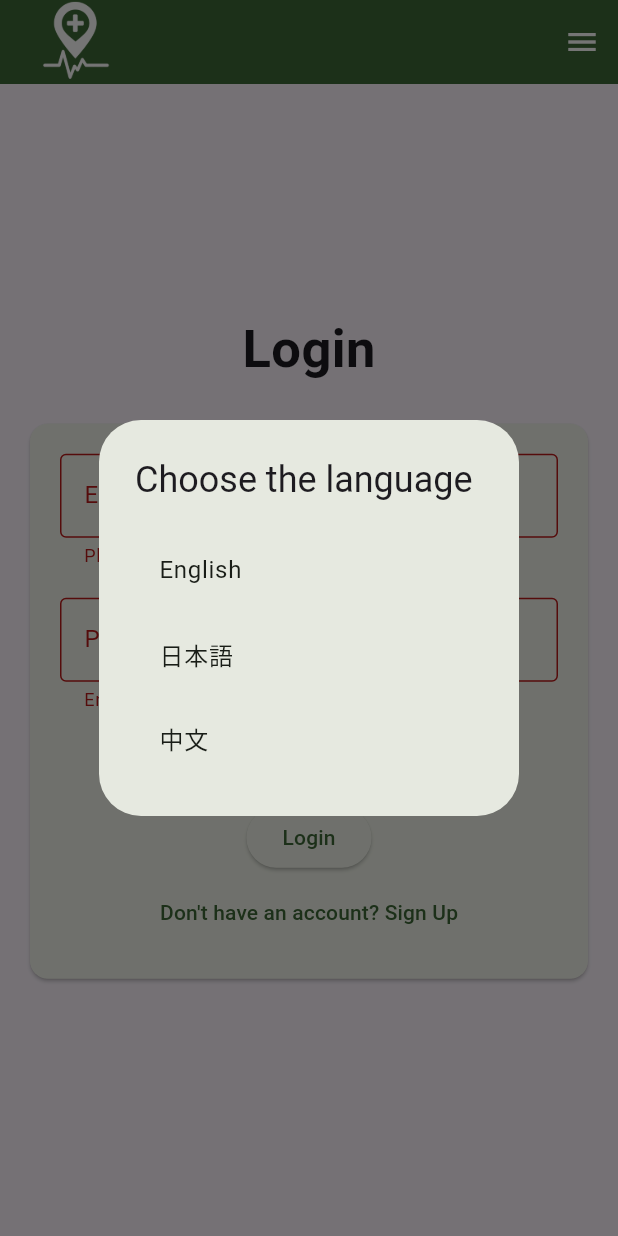
After one commit to S1ThuHtun/medinavi, a Flutter app: the SignUpScreen screen opened directly, after a tap on "Login", after a tap on the "menu" icon, after a tap on "Select Language", on a phone screen of 412 x 824 dp. The commit adds this screen. Run offline on Flutter 3.47's test engine with Material 3 defaults, Android fonts, the phone set to English and light mode, and no system bars; our stand-ins replace flutter_native_splash.

Commit message:
Update MediNavi app: Add sign-up screen, language selection, settings drawer, and updated splash images

```diff
--- /dev/null
+++ b/lib/screens/sign_up_screen.dart
@@ -0,0 +1,195 @@
+import 'package:flutter/material.dart';
+import 'package:medinavi/widgets/login_screen_setting.dart';
+
+class SignUpScreen extends StatefulWidget {
+  const SignUpScreen({super.key});
+
+  @override
+  State<SignUpScreen> createState() {
+    return _SignUpScreenState();
+  }
+}
+
+class _SignUpScreenState extends State<SignUpScreen> {
+  var _isLogin = true;
+  final _formKey = GlobalKey<FormState>();
+
+  // Controllers
+  final _emailController = TextEditingController();
+  final _passwordController = TextEditingController();
+  final _confirmController = TextEditingController();
+
+  @override
+  void dispose() {
+    _emailController.dispose();
+    _passwordController.dispose();
+    _confirmController.dispose();
+    super.dispose();
+  }
+
+  // Login Form Submission
+  void _submit() {
+    if (_formKey.currentState!.validate()) {
+      final email = _emailController.text;
+      final password = _passwordController.text;
+
+      if (_isLogin) {
+        ScaffoldMessenger.of(
+          context,
+        ).showSnackBar(SnackBar(content: Text('Logged in as $email')));
+      } else {
+        ScaffoldMessenger.of(
+          context,
+        ).showSnackBar(SnackBar(content: Text('Singed up as $email')));
+      }
+
+      // Clear Fields
+      _emailController.clear();
+      _passwordController.clear();
+      _confirmController.clear();
+    }
+  }
+
+  void _toggleForm() {
+    setState(() {
+      _isLogin = !_isLogin;
+    });
+
+    // Clear Previous Input when Toggeling
+    _emailController.clear();
+    _passwordController.clear();
+    _confirmController.clear();
+  }
+
+  @override
+  Widget build(BuildContext context) {
+    return Scaffold(
+      appBar: AppBar(
+        automaticallyImplyLeading: false, // This removes the back button
+        backgroundColor: Theme.of(context).colorScheme.primary,
+        title: Image.asset(
+          'assets/images/medinavi.png',
+          width: 70,
+          height: 70,
+          color: Colors.white,
+        ),
+        actions: [
+          Builder(
+            builder: (context) {
+              return IconButton(
+                onPressed: () {
+                  Scaffold.of(context).openEndDrawer();
+                },
+                icon: Icon(Icons.menu, color: Colors.white),
+              );
+            },
+          ),
+        ],
+      ),
+      // Add the endDrawer here
+      endDrawer: LoginScreenSetting(),
+
+      body: Center(
+        child: Column(
+          mainAxisAlignment: MainAxisAlignment.center,
+          children: [
+            Text(
+              _isLogin ? 'Login' : 'SignUp',
+              style: TextStyle(fontWeight: FontWeight.bold, fontSize: 35),
+            ),
+            SizedBox(height: 5),
+
+            Card(
+              margin: EdgeInsets.all(20),
+              child: SingleChildScrollView(
+                padding: EdgeInsets.all(20),
+                child: Form(
+                  key: _formKey,
+                  child: Column(
+                    mainAxisSize: MainAxisSize.min,
+                    children: [
+                      TextFormField(
+                        controller: _emailController,
+                        decoration: InputDecoration(
+                          labelText: 'Email Address',
+                          border: OutlineInputBorder(),
+                        ),
+                        keyboardType: TextInputType.emailAddress,
+                        autocorrect: false,
+                        textCapitalization: TextCapitalization.none,
+                        validator: (value) {
+                          if (value == null || value.isEmpty) {
+                            return 'Please Enter your email';
+                          }
+                          if (!RegExp(r'^\S+@\S+\.\S+$').hasMatch(value)) {
+                            return 'Invalid email format';
+                          }
+                          return null;
+                        },
+                      ),
+                      SizedBox(height: 20),
+
+                      TextFormField(
+                        controller: _passwordController,
+                        decoration: InputDecoration(
+                          labelText: 'Password',
+                          border: OutlineInputBorder(),
+                        ),
+                        autocorrect: false,
+                        textCapitalization: TextCapitalization.none,
+                        obscureText: true,
+                        validator: (value) {
+                          if (value == null || value.isEmpty) {
+                            return 'Enter Password';
+                          }
+                          if (value.trim().length < 6) {
+                            return 'Password must be at least 6 characters';
+                          }
+                          return null;
+                        },
+                      ),
+                      SizedBox(height: 20),
+
+                      if (!_isLogin)
+                        TextFormField(
+                          controller: _confirmController,
+                          decoration: InputDecoration(
+                            labelText: 'Confirm Password',
+                            border: OutlineInputBorder(),
+                          ),
+                          autocorrect: false,
+                          textCapitalization: TextCapitalization.none,
+                          obscureText: true,
+                          validator: (value) {
+                            if (value == null || value.isEmpty) {
+                              return 'Enter Confirm Password';
+                            }
+                            if (value != _passwordController.text) {
+                              return 'Password and Confirm Password are not matched';
+                            }
+                            return null;
+                          },
+                        ),
+                      SizedBox(height: 40),
+
+                      ElevatedButton(
+                        onPressed: _submit,
+                        child: Text(_isLogin ? 'Login' : 'Sign Up'),
+                      ),
+                      SizedBox(height: 2),
+
+                      TextButton(
+                        onPressed: _toggleForm,
+                        child: Text("Don't have an account? Sign Up"),
+                      ),
+                    ],
+                  ),
+                ),
+              ),
+            ),
+          ],
+        ),
+      ),
+    );
+  }
+}
--- /dev/null
+++ b/lib/utils/language_selection_utils.dart
@@ -0,0 +1,50 @@
+import 'package:flutter/material.dart';
+
+void languageSelection(BuildContext context) {
+  showDialog(
+    context: context,
+    builder: (context) {
+      return AlertDialog(
+        title: Text('Choose the language'),
+        content: Column(
+          mainAxisSize: MainAxisSize.min,
+          children: [
+            ListTile(
+              title: Text('English'),
+              onTap: () {
+                Navigator.pop(context);
+                _showSnackbar(context, 'English is selected');
+              },
+            ),
+            ListTile(
+              title: Text('日本語'),
+              onTap: () {
+                Navigator.pop(context);
+                _showSnackbar(context, '日本語が選択されています');
+              },
+            ),
+            ListTile(
+              title: Text('中文'),
+              onTap: () {
+                Navigator.pop(context);
+                _showSnackbar(context, '已选择中文');
+              },
+            ),
+          ],
+        ),
+      );
+    },
+  );
+}
+
+void _showSnackbar(context, String message) {
+  ScaffoldMessenger.of(context).showSnackBar(
+    SnackBar(
+      content: Center(child: Text(message)),
+      behavior: SnackBarBehavior.floating,
+      shape: RoundedRectangleBorder(
+        borderRadius: BorderRadiusGeometry.circular(15),
+      ),
+    ),
+  );
+}
--- /dev/null
+++ b/lib/widgets/login_screen_setting.dart
@@ -0,0 +1,51 @@
+import 'package:flutter/material.dart';
+import 'package:medinavi/utils/language_selection_utils.dart';
+
+class LoginScreenSetting extends StatelessWidget {
+  const LoginScreenSetting({super.key});
+
+  @override
+  Widget build(BuildContext context) {
+    return Drawer(
+      child: ListView(
+        padding: EdgeInsets.zero,
+        children: [
+          Container(
+            height: 110,
+            width: double.infinity,
+            decoration: BoxDecoration(
+              color: Theme.of(context).colorScheme.primary,
+            ),
+            padding: EdgeInsets.symmetric(horizontal: 16, vertical: 10),
+            child: Row(
+              crossAxisAlignment: CrossAxisAlignment.end,
+              children: [
+                Icon(Icons.settings, color: Colors.white, size: 35),
+                SizedBox(width: 10),
+                Text(
+                  'Settings',
+                  style: TextStyle(color: Colors.white, fontSize: 28),
+                ),
+              ],
+            ),
+          ),
+          ListTile(
+            leading: Icon(Icons.language, color: Colors.blue),
+            title: Text('Select Language'),
+            onTap: () {
+              Navigator.pop(context);
+              languageSelection(
+                context,
+              ); // Utility function is written in language_selection_utils.dart
+            },
+          ),
+          ListTile(
+            leading: Icon(Icons.language, color: Colors.indigo),
+            title: Text('About'),
+            onTap: () {},
+          ),
+        ],
+      ),
+    );
+  }
+}
```
Also changed, not shown: lib/main.dart (+6 -2 lines), lib/screens/auth.dart (deleted, +0 -30 lines), lib/screens/startup_screen.dart (+42 -25 lines), pubspec.yaml (+3 -4 lines), assets/images/chat.png (deleted), assets/images/medinavi.png (added), 27 other files.
